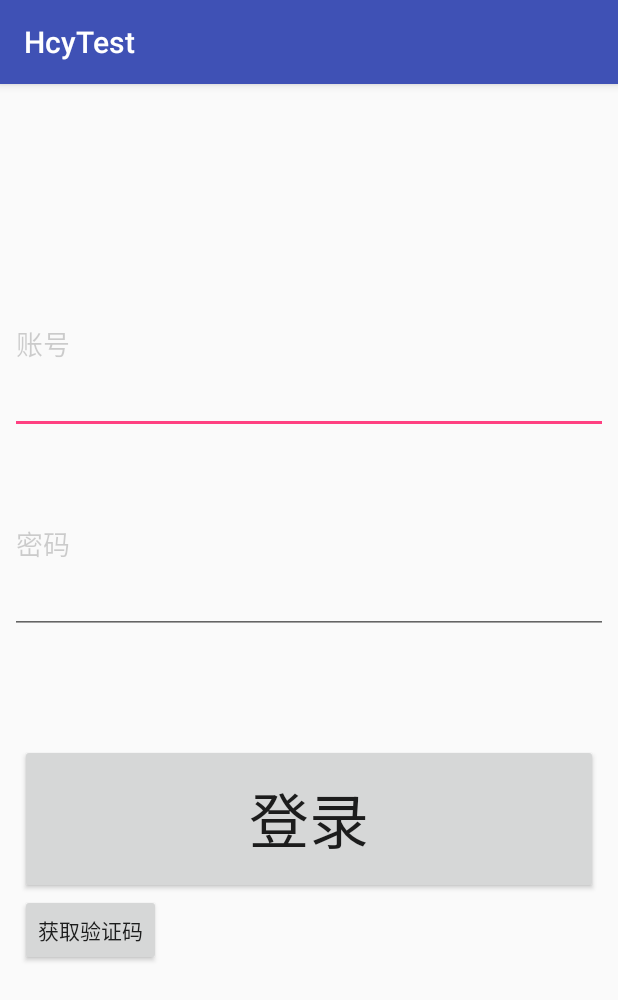
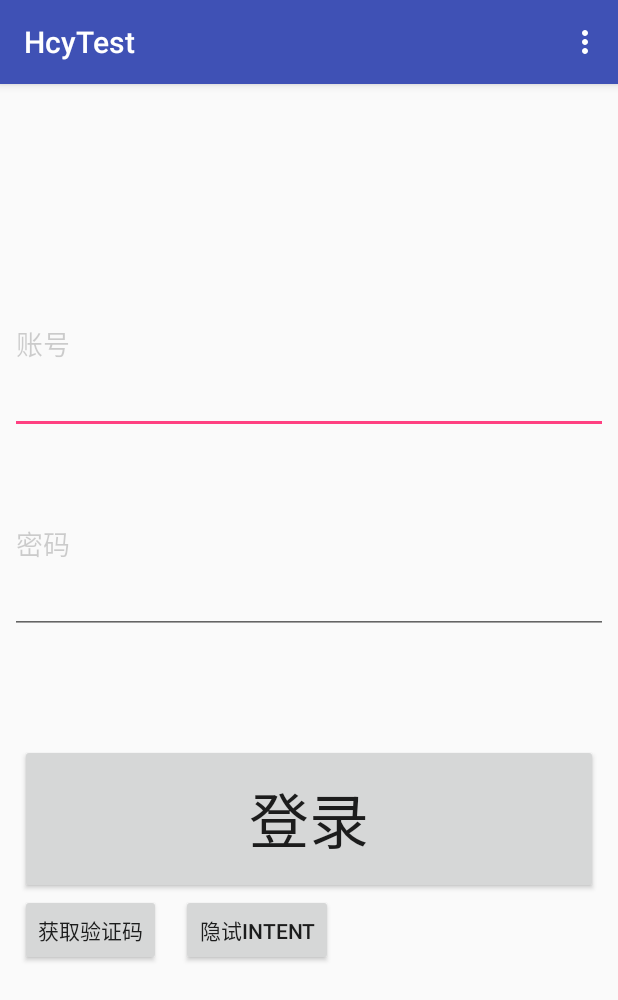
Before and after one commit to hcyFly/HcyTestProject, an Android app: the screen it shows after launch (LoginActivity), after a tap on an icon or button, on a phone screen of 412 x 824 dp. Shown: the top 1000 px of the screen. Run offline under Robolectric (Android 15) with nearby library versions, the phone set to English and light mode, and no system bars; our stand-ins replace ButterKnife; libraries missing offline, so code that uses them is left out: com.mylhyl.acp, com.socks.library; pictures from the network do not load; 6 statements that could not run were skipped.

Commit message:
add  T class  add meun  updata login and welcome

```diff
--- a/app/src/main/java/com/cn/burus/hcytestproject/WelcomeActivity.java
+++ b/app/src/main/java/com/cn/burus/hcytestproject/WelcomeActivity.java
@@ -17,7 +17,7 @@ import butterknife.OnClick;
 
 public class WelcomeActivity extends BaseActivity {
 
-    private static String TAG = "WelcomeActivity";
+    private static final String TAG = "WelcomeActivity";
     @BindView(R.id.img_welcome)
     ImageView mImgWelcome;
     @BindView(R.id.img_glide_test)
@@ -44,10 +44,12 @@ public class WelcomeActivity extends BaseActivity {
                 break;
             case R.id.img_glide_test2:
                 KLog.i(TAG, "--onclick  img glide test2");
-                String url2 = "http://p1.pstatp.com/large/166200019850062839d3";
+//                String url2 = "http://p1.pstatp.com/large/166200019850062839d3";//git imge
+                String url2 = "http://cn.bing.com/az/hprichbg/rb/Dongdaemun_ZH-CN10736487148_1920x1080.jpg";
                 Glide.with(this).load(url2).diskCacheStrategy(DiskCacheStrategy.NONE).into(mImgGlideTest);
                 break;
             case R.id.img_welcome:
+                //test code java
                 startActivity(new Intent(WelcomeActivity.this, LoginActivity.class));
                 break;
         }
--- a/app/src/main/java/com/cn/burus/hcytestproject/activities/LoginActivity.java
+++ b/app/src/main/java/com/cn/burus/hcytestproject/activities/LoginActivity.java
@@ -1,8 +1,12 @@
 package com.cn.burus.hcytestproject.activities;
 
 import android.Manifest;
+import android.content.Context;
+import android.content.Intent;
 import android.os.Bundle;
 import android.os.CountDownTimer;
+import android.view.Menu;
+import android.view.MenuItem;
 import android.view.View;
 import android.widget.Button;
 import android.widget.EditText;
@@ -12,6 +16,7 @@ import android.widget.Toast;
 import com.cn.burus.hcytestproject.R;
 import com.cn.burus.hcytestproject.base.BaseActivity;
 import com.cn.burus.hcytestproject.utils.SystemInfo;
+import com.cn.burus.hcytestproject.utils.T;
 import com.mylhyl.acp.Acp;
 import com.mylhyl.acp.AcpListener;
 import com.mylhyl.acp.AcpOptions;
@@ -27,6 +32,9 @@ import butterknife.OnClick;
 public class LoginActivity extends BaseActivity {
 
     public static String TAG = LoginActivity.class.getSimpleName();
+    @BindView(R.id.but_intent_hide)
+    Button mButIntentHide;
+    private Context mContext;
     @BindView(R.id.et_name)
     EditText mEtName;
     @BindView(R.id.et_password)
@@ -44,20 +52,25 @@ public class LoginActivity extends BaseActivity {
         super.onCreate(savedInstanceState);
         setContentView(R.layout.activity_login);
         ButterKnife.bind(this);
-
+        mContext = this;
     }
 
-    @OnClick({R.id.et_name, R.id.et_password, R.id.but_commit, R.id.but_code_s})
+    @OnClick({R.id.et_name, R.id.et_password, R.id.but_commit, R.id.but_code_s, R.id.but_intent_hide})
     public void onClick(View view) {
         switch (view.getId()) {
             case R.id.et_name:
                 break;
             case R.id.et_password:
                 break;
+            case R.id.but_intent_hide:
+                Intent mIntent = new Intent("com.cn.burus.hcytestproject.SENCOND_ATY");
+                mIntent.addCategory("com.cn.burus.hcytestproject.SENCOND_ATY.MY_ACTION");
+                startActivity(mIntent);
+                T.showShort(mContext, "click intent hide");
+                break;
             case R.id.but_code_s:
                 // TODO: 2017/4/21  验证码
-                verifyCodeSuccess(20, 180);
-
+                verifyCodeSuccess(8, 180);
                 break;
             case R.id.but_commit:
 
@@ -136,4 +149,32 @@ public class LoginActivity extends BaseActivity {
             }
         }.start();
     }
+
+    /**
+     * 菜单
+     *
+     * @param menu
+     * @return
+     */
+    @Override
+    public boolean onCreateOptionsMenu(Menu menu) {
+        getMenuInflater().inflate(R.menu.main, menu);
+        return true;
+    }
+
+    @Override
+    public boolean onOptionsItemSelected(MenuItem item) {
+
+        switch (item.getItemId()) {
+            case R.id.add_item:
+                T.showShort(mContext, "click add");
+                break;
+            case R.id.remove_item:
+                T.showShort(mContext, "click remove");
+                break;
+            default:
+                break;
+        }
+        return true;
+    }
 }
--- a/app/src/main/res/layout/activity_login.xml
+++ b/app/src/main/res/layout/activity_login.xml
@@ -55,6 +55,16 @@
             android:layout_marginLeft="20px"
             android:text="获取验证码"/>
 
+        <Button
+            android:id="@+id/but_intent_hide"
+            android:layout_width="wrap_content"
+            android:layout_height="wrap_content"
+            android:layout_below="@+id/but_commit"
+            android:layout_marginLeft="20px"
+            android:layout_marginRight="30px"
+            android:layout_toRightOf="@+id/but_code_s"
+            android:text="隐试Intent"/>
+
     </RelativeLayout>
 
 </ScrollView>
--- /dev/null
+++ b/app/src/main/res/menu/main.xml
@@ -0,0 +1,11 @@
+<?xml version="1.0" encoding="utf-8"?>
+<menu xmlns:android="http://schemas.android.com/apk/res/android">
+    <item
+        android:id="@+id/add_item"
+        android:title="Add">
+    </item>
+    <item
+        android:id="@+id/remove_item"
+        android:title="Remove">
+    </item>
+</menu>
```
Also changed, not shown: app/src/main/AndroidManifest.xml (+7 -0 lines), app/src/main/java/com/cn/burus/hcytestproject/utils/T.java (added, +99 -0 lines), app/src/main/res/layout/activity_second.xml (+7 -2 lines).
